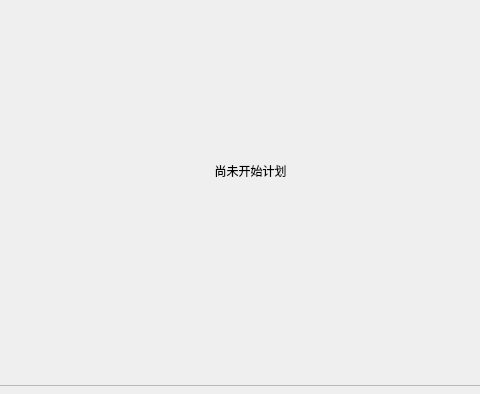
This is student_main.ui in duoaidaoc/word-memorize-software as Qt 5 draws it before an edit; both pictures show x 375 to 855 and y 165 to 559 of the 947 by 559 pixel window. The edited form follows.
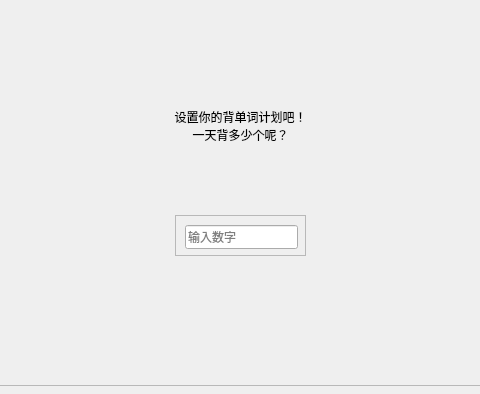
This is the edited form. The open tabs and pages were chosen to show the change. Custom widgets are drawn as their Qt base class.

Commit message: 每日计划页面启动

Diff of the .ui file:
```diff
--- a/student_main.ui
+++ b/student_main.ui
@@ -157,19 +157,49 @@
      <widget class="QLabel" name="start_label">
       <property name="geometry">
        <rect>
-        <x>10</x>
-        <y>10</y>
-        <width>531</width>
-        <height>391</height>
+        <x>120</x>
+        <y>100</y>
+        <width>291</width>
+        <height>121</height>
        </rect>
       </property>
       <property name="text">
-       <string>尚未开始计划</string>
+       <string>设置你的背单词计划吧！
+一天背多少个呢？</string>
       </property>
       <property name="alignment">
        <set>Qt::AlignCenter</set>
       </property>
      </widget>
+     <widget class="AcrylicFrame" name="frame">
+      <property name="geometry">
+       <rect>
+        <x>200</x>
+        <y>250</y>
+        <width>131</width>
+        <height>41</height>
+       </rect>
+      </property>
+      <property name="frameShape">
+       <enum>QFrame::StyledPanel</enum>
+      </property>
+      <property name="frameShadow">
+       <enum>QFrame::Raised</enum>
+      </property>
+      <widget class="QLineEdit" name="lineEdit_2">
+       <property name="geometry">
+        <rect>
+         <x>10</x>
+         <y>10</y>
+         <width>113</width>
+         <height>24</height>
+        </rect>
+       </property>
+       <property name="placeholderText">
+        <string>输入数字</string>
+       </property>
+      </widget>
+     </widget>
     </widget>
     <widget class="QWidget" name="word_page">
      <widget class="QScrollArea" name="scrollArea_word">
@@ -860,6 +890,14 @@
    <zorder>stackedWidget_3</zorder>
   </widget>
  </widget>
+ <customwidgets>
+  <customwidget>
+   <class>AcrylicFrame</class>
+   <extends>QFrame</extends>
+   <header location="global">acrylicframe.h</header>
+   <container>1</container>
+  </customwidget>
+ </customwidgets>
  <resources/>
  <connections/>
 </ui>
```
Left out of the diff: 6 changed lines with no effect on the pictures. The commit also changes 5 other files.
